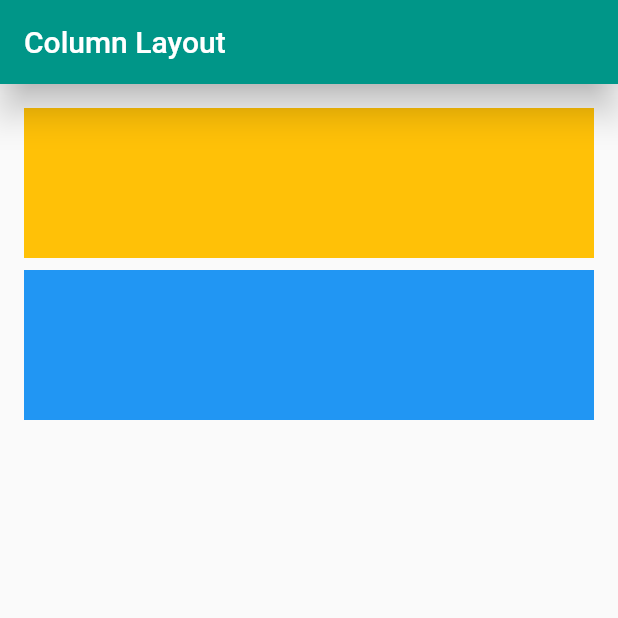
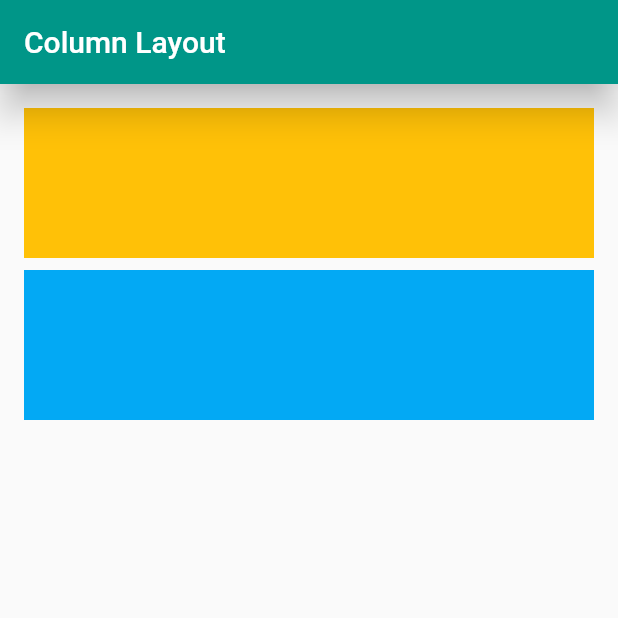
Before and after one commit to sunimalherath/flutter-layouts, a Flutter app: the screen it shows after launch, on a phone screen of 412 x 824 dp, the top half of it. Run offline on Flutter 3.47's test engine with Material 2 defaults, Android fonts, the phone set to English and light mode, and no system bars.

Commit message:
adding a function to add boxes

```diff
--- a/lib/column/boxes.dart
+++ b/lib/column/boxes.dart
@@ -10,31 +10,28 @@ class ColumnBoxes extends StatelessWidget {
         title: const Text('Column Layout'),
         elevation: 10.0,
       ),
-      body: _buildBoxes(),
+      body: _buildLayout(),
     );
   }
 
-  Widget _buildBoxes() {
+  Widget _buildLayout() {
     return Padding(
-      padding: EdgeInsets.all(16.0),
+      padding: const EdgeInsets.all(16.0),
       child: Column(
         crossAxisAlignment: CrossAxisAlignment.stretch,
         children: <Widget>[
-          Container(
-            color: Colors.amber,
-            child: const SizedBox(
-              height: 100.0,
-            ),
-          ),
+          _buildBoxes(Colors.amber),
           const SizedBox(height: 8.0),
-          Container(
-            color: Colors.blue,
-            child: const SizedBox(
-              height: 100.0,
-            ),
-          ),
+          _buildBoxes(Colors.lightBlue)
         ],
       ),
     );
   }
+
+  Widget _buildBoxes(MaterialColor c) {
+    return Container(
+      color: c,
+      child: const SizedBox(height: 100.0,),
+    );
+  }
 }
```
